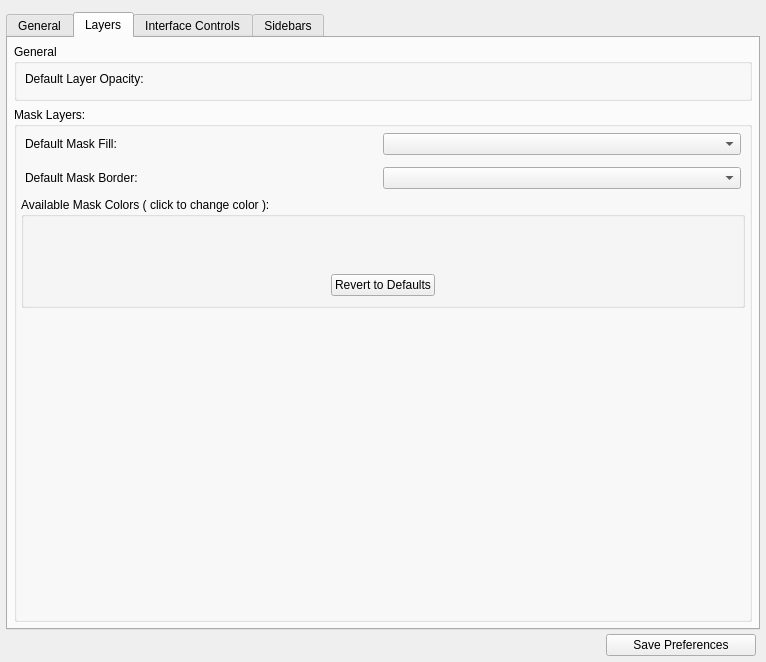
Old version of the form src/Interface/AppPreferences/AppPreferences.ui in the repository SCIInstitute/Seg3D.
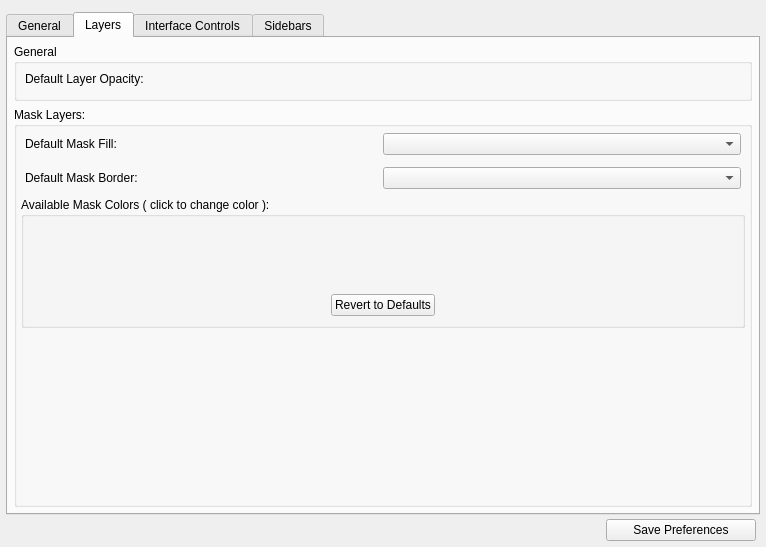
New version of the form. The open tabs and pages were chosen to show the change. Custom widgets are drawn as their Qt base class.

```diff
--- a/src/Interface/AppPreferences/AppPreferences.ui
+++ b/src/Interface/AppPreferences/AppPreferences.ui
@@ -7,7 +7,7 @@
     <x>0</x>
     <y>0</y>
     <width>766</width>
-    <height>662</height>
+    <height>493</height>
    </rect>
   </property>
   <property name="windowTitle">
@@ -909,7 +909,7 @@
                <property name="minimumSize">
                 <size>
                  <width>0</width>
-                 <height>40</height>
+                 <height>60</height>
                 </size>
                </property>
                <layout class="QHBoxLayout" name="color_h_layout_">
```
Left out of the diff: 2 changed lines with no effect on the pictures.
